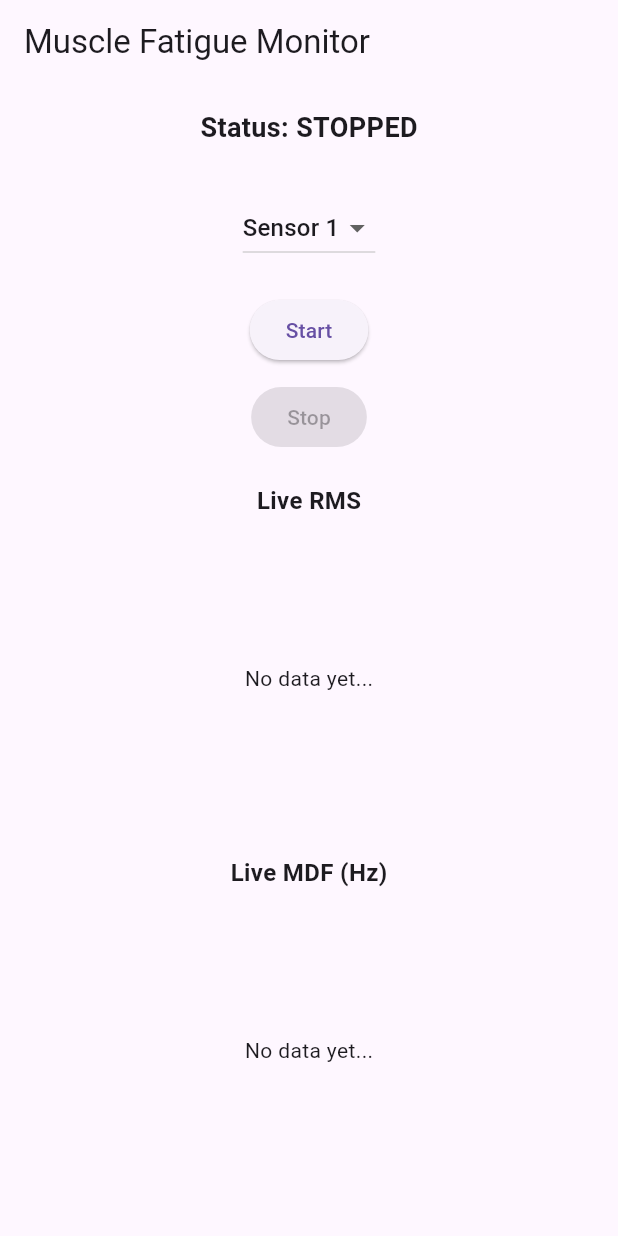
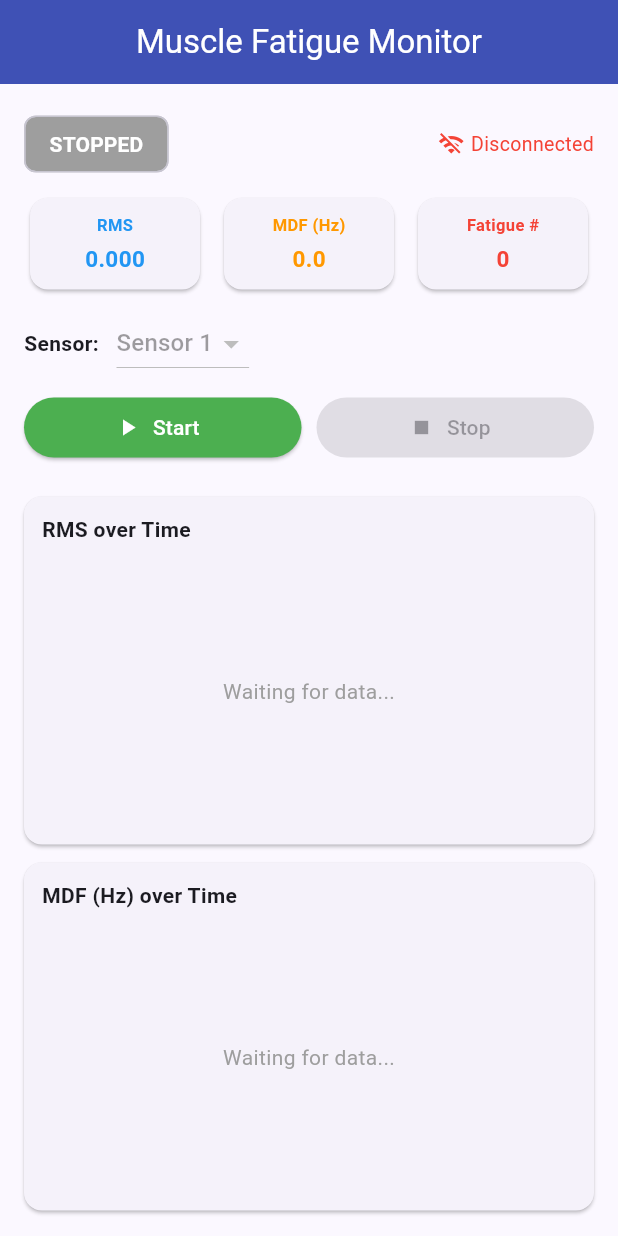
Before and after one commit to ATHUL-K-A/spasmender, a Flutter app: the screen it shows after launch, on a phone screen of 412 x 824 dp. Run offline on Flutter 3.47's test engine with Material 3 defaults, Android fonts, the light colour scheme and no system bars; our stand-ins replace fl_chart, socket_io_client; network calls fail.

Commit message:
Added Wifi

```diff
--- a/muscle_fatigue_app/lib/main.dart
+++ b/muscle_fatigue_app/lib/main.dart
@@ -1,8 +1,8 @@
 import 'dart:async';
-import 'dart:convert';
 import 'package:flutter/material.dart';
 import 'package:fl_chart/fl_chart.dart';
 import 'package:http/http.dart' as http;
+import 'package:socket_io_client/socket_io_client.dart' as IO;
 
 void main() {
   runApp(const MyApp());
@@ -13,9 +13,13 @@ class MyApp extends StatelessWidget {
 
   @override
   Widget build(BuildContext context) {
-    return const MaterialApp(
+    return MaterialApp(
       debugShowCheckedModeBanner: false,
-      home: MainScreen(),
+      theme: ThemeData(
+        colorScheme: ColorScheme.fromSeed(seedColor: Colors.indigo),
+        useMaterial3: true,
+      ),
+      home: const MainScreen(),
     );
   }
 }
@@ -28,6 +32,9 @@ class MainScreen extends StatelessWidget {
     return Scaffold(
       appBar: AppBar(
         title: const Text("Muscle Fatigue Monitor"),
+        centerTitle: true,
+        backgroundColor: Colors.indigo,
+        foregroundColor: Colors.white,
       ),
       body: const ReadFatigueScreen(),
     );
@@ -42,112 +49,279 @@ class ReadFatigueScreen extends StatefulWidget {
 }
 
 class _ReadFatigueScreenState extends State<ReadFatigueScreen> {
-  final String baseUrl = "http://192.168.1.167:5000";
+  final String baseUrl = "http://127.0.0.1:5000";
+  final String socketUrl = "http://127.0.0.1:5000";
 
-  Timer? timer;
+  IO.Socket? socket;
   bool monitoring = false;
+  bool socketConnected = false;
   String statusText = "STOPPED";
-
   int selectedSensor = 0;
 
+  // RMS / MDF graphs — updated from status_update
   List<FlSpot> rmsSpots = [];
   List<FlSpot> mdfSpots = [];
+  double statusTimeIndex = 0;
 
-  double timeIndex = 0;
+  double liveRms = 0;
+  double liveMdf = 0;
+  int fatigueCounter = 0;
 
-  // ---------------- SENSOR SWITCH ----------------
-  Future<void> setSensor(int sensorIndex) async {
-    try {
-      await http.get(Uri.parse("$baseUrl/set_channel/$sensorIndex"));
-    } catch (e) {
-      print("Error setting sensor: $e");
+  // ----------------------------------------------------------------
+  // SOCKET SETUP
+  // ----------------------------------------------------------------
+  void connectSocket() {
+    socket = IO.io(socketUrl, <String, dynamic>{
+      "transports": ["websocket"],
+      "autoConnect": true,
+    });
+
+    socket!.onConnect((_) {
+      setState(() => socketConnected = true);
+      print("Socket connected");
+    });
+
+    socket!.onDisconnect((_) {
+      setState(() => socketConnected = false);
+      print("Socket disconnected");
+    });
+
+    // Status update → update RMS/MDF graphs and status text
+    socket!.on("status_update", (data) {
+      double rms = (data["live_rms"] as num).toDouble();
+      double mdf = (data["live_mdf"] as num).toDouble();
+      int fc = (data["fatigue_counter"] as num).toInt();
+      String status = data["status"] ?? "UNKNOWN";
+
+      setState(() {
+        liveRms = rms;
+        liveMdf = mdf;
+        fatigueCounter = fc;
+        statusText = status;
+
+        if (rms > 0 || mdf > 0) {
+          rmsSpots.add(FlSpot(statusTimeIndex, rms));
+          mdfSpots.add(FlSpot(statusTimeIndex, mdf));
+          statusTimeIndex += 1;
         }
+      });
+    });
+
+    // Fatigue alert → show dialog + auto-stop
+    socket!.on("fatigue_alert", (data) {
+      stopMonitoring();
+      if (mounted) {
+        showDialog(
+          context: context,
+          barrierDismissible: false,
+          builder: (_) => AlertDialog(
+            icon: const Icon(Icons.warning_amber_rounded,
+                color: Colors.red, size: 48),
+            title: const Text("⚠️ Fatigue Detected",
+                textAlign: TextAlign.center),
+            content: const Text(
+              "Sustained muscle fatigue has been detected.\nPlease rest.",
+              textAlign: TextAlign.center,
+            ),
+            actions: [
+              TextButton(
+                onPressed: () => Navigator.pop(context),
+                child: const Text("OK"),
+              )
+            ],
+          ),
+        );
+      }
+    });
+
+    socket!.connect();
   }
 
-  // ---------------- START ----------------
+  // ----------------------------------------------------------------
+  // START / STOP
+  // ----------------------------------------------------------------
   Future<void> startMonitoring() async {
-    await http.get(Uri.parse("$baseUrl/start"));
-
+    try {
+      final res = await http.get(Uri.parse("$baseUrl/start"));
+      if (res.statusCode == 200) {
         setState(() {
           monitoring = true;
           rmsSpots.clear();
           mdfSpots.clear();
-      timeIndex = 0;
+          statusTimeIndex = 0;
+          liveRms = 0;
+          liveMdf = 0;
+          fatigueCounter = 0;
+          statusText = "RUNNING";
         });
-
-    timer = Timer.periodic(const Duration(seconds: 1), (_) async {
-      final response = await http.get(Uri.parse("$baseUrl/status"));
-
-      if (response.statusCode == 200) {
-        final data = jsonDecode(response.body);
-
-        double rms = (data["live_rms"] ?? 0).toDouble();
-        double mdf = (data["live_mdf"] ?? 0).toDouble();
-        bool fatigueDetected = data["fatigue_detected"] ?? false;
-        String backendStatus = data["status"] ?? "UNKNOWN";
-
-        setState(() {
-          rmsSpots.add(FlSpot(timeIndex, rms));
-          mdfSpots.add(FlSpot(timeIndex, mdf));
-          statusText = backendStatus;
-          timeIndex += 1;
-        });
-
-        if (fatigueDetected) {
-          stopMonitoring();
-
-          showDialog(
-            context: context,
-            builder: (_) => const AlertDialog(
-              title: Text("⚠️ FATIGUE DETECTED"),
-              content: Text("Sustained fatigue detected."),
-            ),
-          );
+      }
+    } catch (e) {
+      print("Start error: $e");
     }
   }
+
+  Future<void> stopMonitoring() async {
+    try {
+      await http.get(Uri.parse("$baseUrl/stop"));
+    } catch (e) {
+      print("Stop error: $e");
+    }
+    setState(() {
+      monitoring = false;
+      statusText = "STOPPED";
     });
   }
 
-  // ---------------- STOP ----------------
-  Future<void> stopMonitoring() async {
-    await http.get(Uri.parse("$baseUrl/stop"));
-    timer?.cancel();
+  // ----------------------------------------------------------------
+  // CHANNEL SWITCH
+  // ----------------------------------------------------------------
+  Future<void> setSensor(int ch) async {
+    try {
+      await http.get(Uri.parse("$baseUrl/set_channel/$ch"));
+      setState(() {
+        rmsSpots.clear();
+        mdfSpots.clear();
+        statusTimeIndex = 0;
+      });
+    } catch (e) {
+      print("Set sensor error: $e");
+    }
+  }
 
-    setState(() {
-      monitoring = false;
-    });
+  // ----------------------------------------------------------------
+  // LIFECYCLE
+  // ----------------------------------------------------------------
+  @override
+  void initState() {
+    super.initState();
+    connectSocket();
   }
 
   @override
   void dispose() {
-    timer?.cancel();
+    socket?.dispose();
     super.dispose();
   }
 
-  // ---------------- GRAPH ----------------
-  Widget buildGraph(
-      String title, List<FlSpot> spots, Color color, double maxY) {
-    return Expanded(
+  // ----------------------------------------------------------------
+  // GRAPH BUILDERS
+  // ----------------------------------------------------------------
+
+  // RMS over time
+  Widget buildRMSGraph() {
+    return _graphCard(
+      title: "RMS over Time",
+      color: Colors.blue,
+      spots: rmsSpots,
+      minX: 0,
+      maxX: statusTimeIndex < 10 ? 10 : statusTimeIndex + 5,
+      minY: 0,
+      maxY: 900,
+      yInterval: 100,
+    );
+  }
+
+  // MDF over time
+  Widget buildMDFGraph() {
+    return _graphCard(
+      title: "MDF (Hz) over Time",
+      color: Colors.orange,
+      spots: mdfSpots,
+      minX: 0,
+      maxX: statusTimeIndex < 10 ? 10 : statusTimeIndex + 5,
+      minY: 0,
+      maxY: 100,
+      yInterval: 10,
+    );
+  }
+
+  Widget _graphCard({
+    required String title,
+    required Color color,
+    required List<FlSpot> spots,
+    required double minX,
+    required double maxX,
+    required double minY,
+    required double maxY,
+    required double yInterval,
+  }) {
+    return Card(
+      margin: const EdgeInsets.symmetric(vertical: 6),
+      child: Padding(
+        padding: const EdgeInsets.all(12),
         child: Column(
+          crossAxisAlignment: CrossAxisAlignment.start,
           children: [
             Text(title,
-              style:
-                  const TextStyle(fontSize: 16, fontWeight: FontWeight.bold)),
-          Expanded(
+                style: const TextStyle(
+                    fontSize: 14, fontWeight: FontWeight.bold)),
+            const SizedBox(height: 8),
+            SizedBox(
+              height: 180,
               child: spots.isEmpty
-                ? const Center(child: Text("No data yet..."))
+                  ? const Center(
+                      child: Text("Waiting for data...",
+                          style: TextStyle(color: Colors.grey)))
                   : LineChart(
                       LineChartData(
-                      minX: 0,
-                      maxX: timeIndex < 10 ? 10 : timeIndex + 5,
-                      minY: 0,
+                        minX: minX,
+                        maxX: maxX,
+                        minY: minY,
                         maxY: maxY,
+                        gridData: FlGridData(
+                          show: true,
+                          horizontalInterval: yInterval,
+                          drawVerticalLine: false,
+                          getDrawingHorizontalLine: (_) => FlLine(
+                            color: Colors.grey.withOpacity(0.25),
+                            strokeWidth: 1,
+                          ),
+                        ),
+                        borderData: FlBorderData(
+                          show: true,
+                          border: Border(
+                            left: BorderSide(color: Colors.grey.shade400),
+                            bottom: BorderSide(color: Colors.grey.shade400),
+                          ),
+                        ),
+                        titlesData: FlTitlesData(
+                          topTitles: const AxisTitles(
+                              sideTitles: SideTitles(showTitles: false)),
+                          rightTitles: const AxisTitles(
+                              sideTitles: SideTitles(showTitles: false)),
+                          bottomTitles: const AxisTitles(
+                              sideTitles: SideTitles(showTitles: false)),
+                          leftTitles: AxisTitles(
+                            sideTitles: SideTitles(
+                              showTitles: true,
+                              interval: yInterval,
+                              reservedSize: 36,
+                              getTitlesWidget: (value, meta) {
+                                if (value < minY || value > maxY) {
+                                  return const SizedBox.shrink();
+                                }
+                                return Text(
+                                  value.toInt().toString(),
+                                  style: TextStyle(
+                                    fontSize: 10,
+                                    color: Colors.grey.shade600,
+                                  ),
+                                );
+                              },
+                            ),
+                          ),
+                        ),
                         lineBarsData: [
                           LineChartBarData(
                             spots: spots,
-                          isCurved: true,
+                            isCurved: false,
                             color: color,
+                            barWidth: 1.5,
                             dotData: const FlDotData(show: false),
+                            belowBarData: BarAreaData(
+                              show: true,
+                              color: color.withOpacity(0.08),
+                            ),
                           ),
                         ],
                       ),
@@ -155,196 +329,166 @@ class _ReadFatigueScreenState extends State<ReadFatigueScreen> {
             ),
           ],
         ),
+      ),
     );
   }
 
-  // ---------------- UI ----------------
+  // ----------------------------------------------------------------
+  // STATUS CHIP
+  // ----------------------------------------------------------------
+  Color get statusColor {
+    switch (statusText) {
+      case "RUNNING":
+        return Colors.green;
+      case "FATIGUED":
+        return Colors.orange;
+      case "STOPPED":
+        return Colors.grey;
+      default:
+        return Colors.grey;
+    }
+  }
+
+  // ----------------------------------------------------------------
+  // UI
+  // ----------------------------------------------------------------
   @override
   Widget build(BuildContext context) {
-    return Padding(
+    return SingleChildScrollView(
       padding: const EdgeInsets.all(16),
       child: Column(
+        crossAxisAlignment: CrossAxisAlignment.stretch,
         children: [
-          Text("Status: $statusText",
-              style:
-                  const TextStyle(fontSize: 18, fontWeight: FontWeight.bold)),
+          // --- Status row ---
+          Row(
+            mainAxisAlignment: MainAxisAlignment.spaceBetween,
+            children: [
+              Chip(
+                label: Text(
+                  statusText,
+                  style: const TextStyle(
+                      color: Colors.white, fontWeight: FontWeight.bold),
+                ),
+                backgroundColor: statusColor,
+              ),
+              Row(
+                children: [
+                  Icon(
+                    socketConnected ? Icons.wifi : Icons.wifi_off,
+                    color: socketConnected ? Colors.green : Colors.red,
+                    size: 18,
+                  ),
+                  const SizedBox(width: 4),
+                  Text(socketConnected ? "Connected" : "Disconnected",
+                      style: TextStyle(
+                          color: socketConnected ? Colors.green : Colors.red,
+                          fontSize: 13)),
+                ],
+              ),
+            ],
+          ),
 
-          const SizedBox(height: 10),
+          const SizedBox(height: 8),
 
-          if (monitoring) const CircularProgressIndicator(),
+          // --- Live metrics row ---
+          Row(
+            children: [
+              _metricCard("RMS", liveRms.toStringAsFixed(3), Colors.blue),
+              const SizedBox(width: 8),
+              _metricCard("MDF (Hz)", liveMdf.toStringAsFixed(1), Colors.orange),
+              const SizedBox(width: 8),
+              _metricCard("Fatigue #", fatigueCounter.toString(), Colors.red),
+            ],
+          ),
 
-          const SizedBox(height: 20),
+          const SizedBox(height: 8),
 
-          // 🔽 SENSOR DROPDOWN
+          // --- Sensor selector ---
+          Row(
+            children: [
+              const Text("Sensor: ",
+                  style: TextStyle(fontWeight: FontWeight.bold)),
+              const SizedBox(width: 8),
               DropdownButton<int>(
                 value: selectedSensor,
-            items: const [
-              DropdownMenuItem(value: 0, child: Text("Sensor 1")),
-              DropdownMenuItem(value: 1, child: Text("Sensor 2")),
-              DropdownMenuItem(value: 2, child: Text("Sensor 3")),
-              DropdownMenuItem(value: 3, child: Text("Sensor 4")),
-            ],
-            onChanged: (value) {
+                items: List.generate(
+                  4,
+                  (i) => DropdownMenuItem(
+                      value: i, child: Text("Sensor ${i + 1}")),
+                ),
+                onChanged: monitoring
+                    ? (value) {
                         if (value != null) {
-                setState(() {
-                  selectedSensor = value;
-
-                  // reset graph when switching sensor
-                  rmsSpots.clear();
-                  mdfSpots.clear();
-                  timeIndex = 0;
-                });
-
+                          setState(() => selectedSensor = value);
                           setSensor(value);
                         }
-            },
+                      }
+                    : null,
+              ),
+            ],
           ),
 
-          const SizedBox(height: 20),
+          const SizedBox(height: 8),
 
-          ElevatedButton(
+          // --- Control buttons ---
+          Row(
+            children: [
+              Expanded(
+                child: ElevatedButton.icon(
                   onPressed: monitoring ? null : startMonitoring,
-            child: const Text("Start"),
+                  icon: const Icon(Icons.play_arrow),
+                  label: const Text("Start"),
+                  style: ElevatedButton.styleFrom(
+                    backgroundColor: Colors.green,
+                    foregroundColor: Colors.white,
+                  ),
+                ),
+              ),
+              const SizedBox(width: 10),
+              Expanded(
+                child: ElevatedButton.icon(
+                  onPressed: monitoring ? stopMonitoring : null,
+                  icon: const Icon(Icons.stop),
+                  label: const Text("Stop"),
+                  style: ElevatedButton.styleFrom(
+                    backgroundColor: Colors.red,
+                    foregroundColor: Colors.white,
+                  ),
+                ),
+              ),
+            ],
           ),
 
-          const SizedBox(height: 10),
+          const SizedBox(height: 16),
 
-          ElevatedButton(
-            onPressed: monitoring ? stopMonitoring : null,
-            child: const Text("Stop"),
-          ),
-
-          const SizedBox(height: 20),
-
-          buildGraph("Live RMS", rmsSpots, Colors.blue, 700),
-
-          const SizedBox(height: 10),
-
-          buildGraph("Live MDF (Hz)", mdfSpots, Colors.orange, 100),
+          // --- Graphs ---
+          buildRMSGraph(),
+          buildMDFGraph(),
         ],
       ),
     );
   }
+
+  Widget _metricCard(String label, String value, Color color) {
+    return Expanded(
+      child: Card(
+        child: Padding(
+          padding: const EdgeInsets.symmetric(vertical: 10, horizontal: 6),
+          child: Column(
+            children: [
+              Text(label,
+                  style: TextStyle(
+                      fontSize: 11, color: color, fontWeight: FontWeight.bold)),
+              const SizedBox(height: 4),
+              Text(value,
+                  style: TextStyle(
+                      fontSize: 15,
+                      fontWeight: FontWeight.bold,
+                      color: color)),
+            ],
+          ),
+        ),
+      ),
+    );
   }
-
-//////////////////////////////////////////////////////////////
-// PAST RECORDS SCREEN
-//////////////////////////////////////////////////////////////
-
-// class PastRecordsScreen extends StatefulWidget {
-//   const PastRecordsScreen({super.key});
-
-//   @override
-//   State<PastRecordsScreen> createState() => _PastRecordsScreenState();
-// }
-
-// class _PastRecordsScreenState extends State<PastRecordsScreen> {
-//   String selectedSensor = "Sensor 1";
-
-//   List<FlSpot> rawSpots = [];
-//   List<FlSpot> envSpots = [];
-
-//   double avgRaw = 0;
-//   double avgEnv = 0;
-//   double maxRaw = 0;
-//   double maxEnv = 0;
-//   double duration = 0;
-
-//   Future<void> loadSensorData() async {
-//     final file = await getSensorFile(selectedSensor);
-//     if (!(await file.exists())) return;
-
-//     final lines = await file.readAsLines();
-//     if (lines.length <= 1) return;
-
-//     rawSpots.clear();
-//     envSpots.clear();
-
-//     double sumRaw = 0;
-//     double sumEnv = 0;
-//     maxRaw = 0;
-//     maxEnv = 0;
-
-//     for (int i = 1; i < lines.length; i++) {
-//       final parts = lines[i].split(',');
-//       if (parts.length != 3) continue;
-
-//       double time = double.tryParse(parts[0]) ?? 0;
-//       double raw = double.tryParse(parts[1]) ?? 0;
-//       double env = double.tryParse(parts[2]) ?? 0;
-
-//       rawSpots.add(FlSpot(time, raw));
-//       envSpots.add(FlSpot(time, env));
-
-//       sumRaw += raw;
-//       sumEnv += env;
-
-//       if (raw > maxRaw) maxRaw = raw;
-//       if (env > maxEnv) maxEnv = env;
-
-//       duration = time;
-//     }
-
-//     avgRaw = rawSpots.isNotEmpty ? sumRaw / rawSpots.length : 0;
-//     avgEnv = envSpots.isNotEmpty ? sumEnv / envSpots.length : 0;
-
-//     setState(() {});
-//   }
-
-//   @override
-//   void initState() {
-//     super.initState();
-//     loadSensorData();
-//   }
-
-//   @override
-//   Widget build(BuildContext context) {
-//     return Padding(
-//       padding: const EdgeInsets.all(16),
-//       child: Column(
-//         children: [
-//           DropdownButtonFormField(
-//             value: selectedSensor,
-//             items: ["Sensor 1", "Sensor 2", "Sensor 3", "Sensor 4"]
-//                 .map((sensor) =>
-//                     DropdownMenuItem(value: sensor, child: Text(sensor)))
-//                 .toList(),
-//             onChanged: (value) {
-//               selectedSensor = value!;
-//               loadSensorData();
-//             },
-//             decoration:
-//                 const InputDecoration(border: OutlineInputBorder()),
-//           ),
-//           const SizedBox(height: 20),
-//           Expanded(
-//             child: LineChart(
-//               LineChartData(
-//                 lineBarsData: [
-//                   LineChartBarData(
-//                     spots: rawSpots,
-//                     color: Colors.blue,
-//                     isCurved: true,
-//                     dotData: const FlDotData(show: false),
-//                   ),
-//                   LineChartBarData(
-//                     spots: envSpots,
-//                     color: Colors.orange,
-//                     isCurved: true,
-//                     dotData: const FlDotData(show: false),
-//                   ),
-//                 ],
-//               ),
-//             ),
-//           ),
-//           const SizedBox(height: 10),
-//           Text("Duration: ${duration.toStringAsFixed(2)} s"),
-//           Text("Avg Raw: ${avgRaw.toStringAsFixed(3)}"),
-//           Text("Avg Env: ${avgEnv.toStringAsFixed(3)}"),
-//           Text("Max Raw: ${maxRaw.toStringAsFixed(3)}"),
-//           Text("Max Env: ${maxEnv.toStringAsFixed(3)}"),
-//         ],
-//       ),
-//     );
-//   }
-// }
+}
--- a/muscle_fatigue_app/pubspec.yaml
+++ b/muscle_fatigue_app/pubspec.yaml
@@ -31,6 +31,7 @@ dependencies:
   http: ^1.2.0
   fl_chart: ^0.68.0
   path_provider: ^2.1.2
+  socket_io_client: ^2.0.3+1
   flutter:
     sdk: flutter
 
```
Also changed, not shown: muscle_fatigue_app/pubspec.lock, 4 other files. Lines whose indentation alone changed are shown as unchanged.
